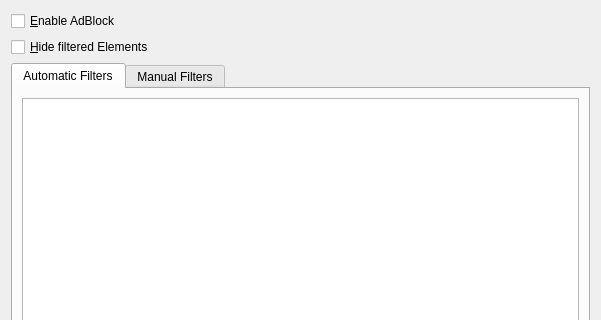
The window that src/settings/settings_adblock.ui (KDE/rekonq) describes before a commit, drawn with Qt 5; both pictures show x 0 to 601 and y 0 to 320 of the 601 by 507 pixel window.
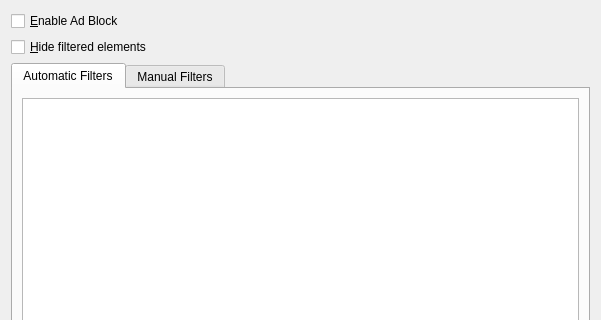
The same window after the commit. Custom widgets are drawn as their Qt base class.

Patch:
```diff
--- a/src/settings/settings_adblock.ui
+++ b/src/settings/settings_adblock.ui
@@ -17,14 +17,14 @@
    <item>
     <widget class="QCheckBox" name="checkEnableAdblock">
      <property name="text">
-      <string>&amp;Enable AdBlock</string>
+      <string>&amp;Enable Ad Block</string>
      </property>
     </widget>
    </item>
    <item>
     <widget class="QCheckBox" name="checkHideAds">
      <property name="text">
-      <string>&amp;Hide filtered Elements</string>
+      <string>&amp;Hide filtered elements</string>
      </property>
     </widget>
    </item>
```
Left out of the diff: 6 changed lines with no effect on the pictures.
